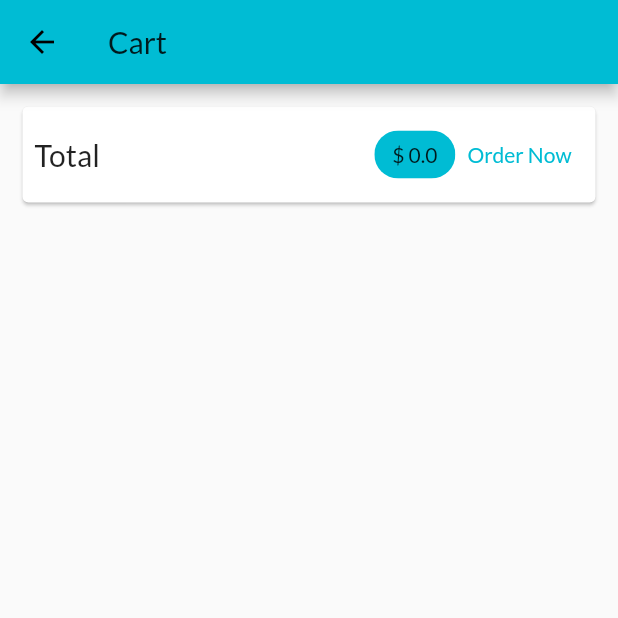
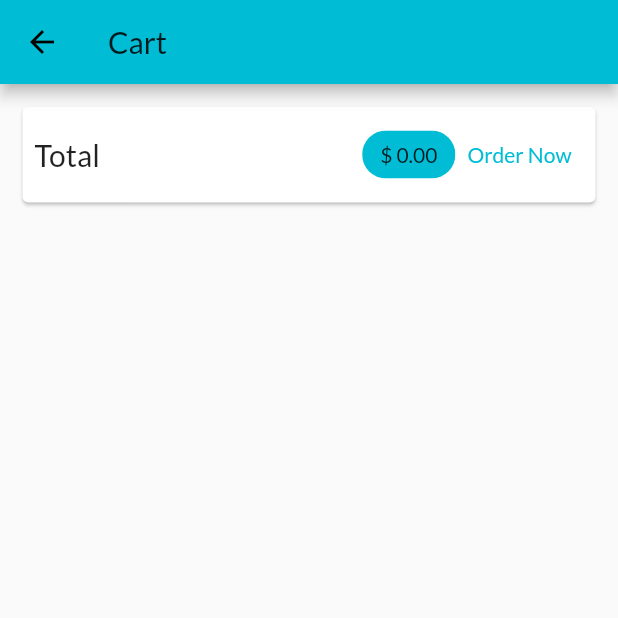
Before and after one commit to jameschristianw/flutter_shop_app, a Flutter app: the CartScreen screen opened by its route, after a tap on "Order Now", on a phone screen of 412 x 824 dp, the top half of it. Run offline on Flutter 3.47's test engine with Material 2 defaults, Android fonts, the phone set to English and light mode, and no system bars; network calls fail.

Commit message:
Part 8 Done

```diff
--- a/lib/main.dart
+++ b/lib/main.dart
@@ -2,8 +2,10 @@ import 'package:flutter/material.dart';
 import 'package:provider/provider.dart';
 import 'package:shop_app/providers/cartProvider.dart';
 import 'package:shop_app/screens/cartScreen.dart';
+import 'package:shop_app/screens/orderScreen.dart';
 
 import './providers/productProvider.dart';
+import 'providers/orderProvider.dart';
 import 'screens/productDetailScreen.dart';
 import 'screens/productOverviewScreen.dart';
 
@@ -23,6 +25,9 @@ class MyApp extends StatelessWidget {
         ChangeNotifierProvider(
           create: (_) => CartProvider(),
         ),
+        ChangeNotifierProvider(
+          create: (_) => OrderProvider(),
+        ),
       ],
       child: MaterialApp(
         title: 'My Shop',
@@ -35,6 +40,7 @@ class MyApp extends StatelessWidget {
           '/': (context) => ProductOverviewScreen(),
           ProductDetailScreen.routeName: (context) => ProductDetailScreen(),
           CartScreen.routeName: (context) => CartScreen(),
+          OrderScreen.routeName: (context) => OrderScreen(),
         },
       ),
     );
--- /dev/null
+++ b/lib/models/orders.dart
@@ -0,0 +1,16 @@
+import 'package:flutter/foundation.dart';
+import 'package:shop_app/models/cart.dart';
+
+class Orders {
+  final String id;
+  final double amount;
+  final List<CartItem> products;
+  final DateTime dateTime;
+
+  Orders({
+    @required this.id,
+    @required this.amount,
+    @required this.products,
+    @required this.dateTime,
+  });
+}
--- a/lib/providers/cartProvider.dart
+++ b/lib/providers/cartProvider.dart
@@ -52,4 +52,9 @@ class CartProvider with ChangeNotifier {
     }
     notifyListeners();
   }
+
+  void clearCart() {
+    _items = {};
+    notifyListeners();
+  }
 }
--- /dev/null
+++ b/lib/providers/orderProvider.dart
@@ -0,0 +1,24 @@
+import 'package:flutter/foundation.dart';
+import 'package:shop_app/models/orders.dart';
+import 'package:shop_app/models/cart.dart';
+
+class OrderProvider with ChangeNotifier {
+  List<Orders> _orders = [];
+
+  List<Orders> get orders {
+    return [..._orders];
+  }
+
+  void addOrder(List<CartItem> cartProducts, double total) {
+    _orders.insert(
+      0,
+      Orders(
+        id: DateTime.now().toString(),
+        amount: total,
+        products: cartProducts,
+        dateTime: DateTime.now(),
+      ),
+    );
+    notifyListeners();
+  }
+}
--- a/lib/screens/cartScreen.dart
+++ b/lib/screens/cartScreen.dart
@@ -1,6 +1,7 @@
 import 'package:flutter/material.dart';
 import 'package:provider/provider.dart';
 import 'package:shop_app/providers/cartProvider.dart';
+import 'package:shop_app/providers/orderProvider.dart';
 import 'package:shop_app/widgets/cartItem.dart';
 
 class CartScreen extends StatelessWidget {
@@ -30,7 +31,7 @@ class CartScreen extends StatelessWidget {
                   Spacer(),
                   Chip(
                     label: Text(
-                      "\$ ${cart.totalAmount}",
+                      "\$ ${cart.totalAmount.toStringAsFixed(2)}",
                       style: TextStyle(
                         color: Theme.of(context).textTheme.headline6.color,
                       ),
@@ -38,7 +39,14 @@ class CartScreen extends StatelessWidget {
                     backgroundColor: Theme.of(context).primaryColor,
                   ),
                   TextButton(
-                    onPressed: () {},
+                    onPressed: () {
+                      Provider.of<OrderProvider>(context, listen: false)
+                          .addOrder(
+                        cart.items.values.toList(),
+                        cart.totalAmount,
+                      );
+                      cart.clearCart();
+                    },
                     child: Text('Order Now'),
                   ),
                 ],
--- /dev/null
+++ b/lib/screens/orderScreen.dart
@@ -0,0 +1,27 @@
+import 'package:flutter/material.dart';
+import 'package:provider/provider.dart';
+import 'package:shop_app/providers/orderProvider.dart';
+import 'package:shop_app/widgets/appDrawer.dart';
+import 'package:shop_app/widgets/orderItem.dart';
+
+class OrderScreen extends StatelessWidget {
+  static const String routeName = '/order-screen';
+
+  @override
+  Widget build(BuildContext context) {
+    final ordersData = Provider.of<OrderProvider>(context);
+
+    return Scaffold(
+      appBar: AppBar(
+        title: Text('Orders'),
+      ),
+      body: ListView.builder(
+        itemBuilder: (context, index) => OrderItem(
+          order: ordersData.orders.elementAt(index),
+        ),
+        itemCount: ordersData.orders.length,
+      ),
+      drawer: AppDrawer(),
+    );
+  }
+}
--- a/lib/screens/productOverviewScreen.dart
+++ b/lib/screens/productOverviewScreen.dart
@@ -3,6 +3,7 @@ import 'package:provider/provider.dart';
 import 'package:shop_app/providers/cartProvider.dart';
 import 'package:shop_app/providers/productProvider.dart';
 import 'package:shop_app/screens/cartScreen.dart';
+import 'package:shop_app/widgets/appDrawer.dart';
 import 'package:shop_app/widgets/badge.dart';
 import 'package:shop_app/widgets/productsGrid.dart';
 
@@ -62,6 +63,7 @@ class _ProductOverviewScreenState extends State<ProductOverviewScreen> {
         ],
       ),
       body: ProductsGrid(showFav: _showFavouritesOnly),
+      drawer: AppDrawer(),
     );
   }
 }
--- /dev/null
+++ b/lib/widgets/orderItem.dart
@@ -0,0 +1,69 @@
+import 'dart:math';
+
+import 'package:flutter/material.dart';
+import 'package:intl/intl.dart';
+import 'package:shop_app/models/orders.dart';
+
+class OrderItem extends StatefulWidget {
+  final Orders order;
+
+  const OrderItem({Key key, this.order}) : super(key: key);
+
+  @override
+  _OrderItemState createState() => _OrderItemState();
+}
+
+class _OrderItemState extends State<OrderItem> {
+  bool _expanded = false;
+
+  @override
+  Widget build(BuildContext context) {
+    return Card(
+      margin: const EdgeInsets.all(10),
+      child: Column(
+        children: [
+          ListTile(
+            title: Text('\$ ${widget.order.amount}'),
+            subtitle:
+                Text(DateFormat('dd/MM/yyyy').format(widget.order.dateTime)),
+            trailing: IconButton(
+              icon: Icon(_expanded ? Icons.expand_less : Icons.expand_more),
+              onPressed: () {
+                setState(() {
+                  _expanded = !_expanded;
+                });
+              },
+            ),
+          ),
+          if (_expanded)
+            Container(
+              padding: const EdgeInsets.symmetric(horizontal: 15, vertical: 4),
+              height: min(widget.order.products.length * 20.0 + 10, 100),
+              child: ListView(
+                children: widget.order.products
+                    .map(
+                      (product) => Row(
+                        children: [
+                          Text(
+                            product.title,
+                            style: TextStyle(
+                              fontSize: 18,
+                              fontWeight: FontWeight.bold,
+                            ),
+                          ),
+                          Spacer(),
+                          Text(
+                            '${product.quantity}x \$${product.price}',
+                            style: TextStyle(fontSize: 18),
+                          )
+                        ],
+                      ),
+                    )
+                    .toList(),
+              ),
+            )
+        ],
+      ),
+    );
+  }
+}
--- a/pubspec.yaml
+++ b/pubspec.yaml
@@ -29,6 +29,7 @@ dependencies:
   # The following adds the Cupertino Icons font to your application.
   # Use with the CupertinoIcons class for iOS style icons.
   cupertino_icons: ^1.0.2
+  intl: ^0.17.0
 
 dev_dependencies:
   flutter_test:
```
Also changed, not shown: lib/screens/productDetailScreen.dart (+34 -0 lines), lib/widgets/appDrawer.dart (added, +33 -0 lines), pubspec.lock.
